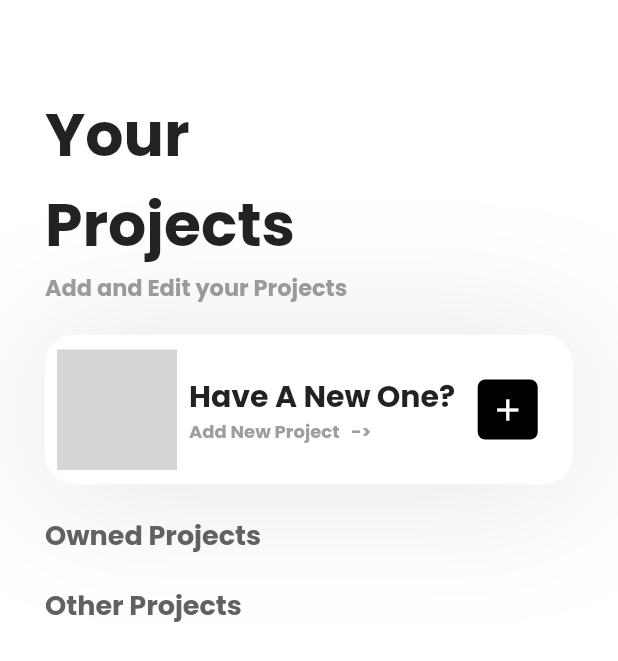
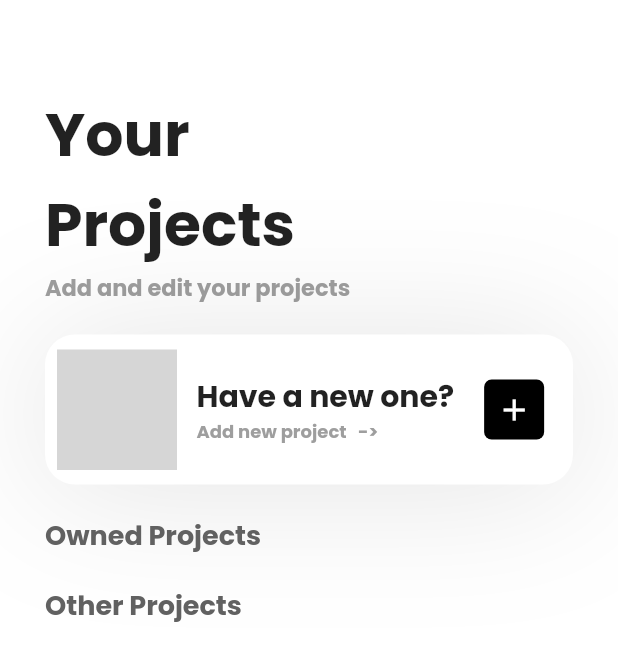
Before and after one commit to dinoy-raj/ProductivityApp, a Flutter app: the TeamScreen screen opened directly, on a phone screen of 412 x 824 dp. Shown: the top 661 px of the screen. Run offline on Flutter 3.47's test engine with Material 2 defaults, Android fonts, the light colour scheme and no system bars; our stand-ins replace animated_text_kit, cloud_firestore, firebase_auth, firebase_core, flutter_feather_icons, google_fonts and 3 more; accounts and stored records are empty; network calls fail; grey boxes are pictures that could not be loaded.

Commit message:
UI changes

```diff
--- a/app/lib/screens/projects/projectscreen.dart
+++ b/app/lib/screens/projects/projectscreen.dart
@@ -30,7 +30,7 @@ class _TeamScreenState extends State<TeamScreen> {
               ),
             ),
             Text(
-                "Add and Edit your Projects",
+              "Add and edit your projects",
               style: TextStyle(
                 fontWeight: FontWeight.bold,
                 fontSize: 15,
@@ -62,20 +62,21 @@ class _TeamScreenState extends State<TeamScreen> {
                       height: 80,
                       width: 80,
                       child: Lottie.network(
-                            "https://assets1.lottiefiles.com/packages/lf20_4syqy0rw.json"),
+                          "https://assets1.lottiefiles.com/packages/lf20_yZ9gAl.json"),
                     ),
                   ),
+                  SizedBox(width: 5,),
                   Column(
                     mainAxisAlignment: MainAxisAlignment.center,
                     crossAxisAlignment: CrossAxisAlignment.start,
                     children: [
                       Text(
-                          "Have A New One?",
+                        "Have a new one?",
                         style: TextStyle(
                             fontWeight: FontWeight.bold, fontSize: 20),
                       ),
                       Text(
-                          "Add New Project   ->",
+                        "Add new project   ->",
                         style: TextStyle(
                           fontWeight: FontWeight.bold,
                           fontSize: 12,
@@ -85,7 +86,7 @@ class _TeamScreenState extends State<TeamScreen> {
                     ],
                   ),
                   SizedBox(
-                      width: 15,
+                    width: 20,
                   ),
                   Container(
                     height: 40,
```
Also changed, not shown: app/lib/screens/projects/project_edits.dart (+8 -2 lines). Lines whose indentation alone changed are shown as unchanged.
